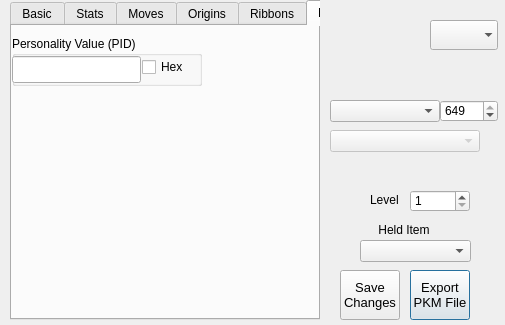
Qt form QT Projects/pkmviewer.ui (Annovae/PKMDS-G5) before a commit.
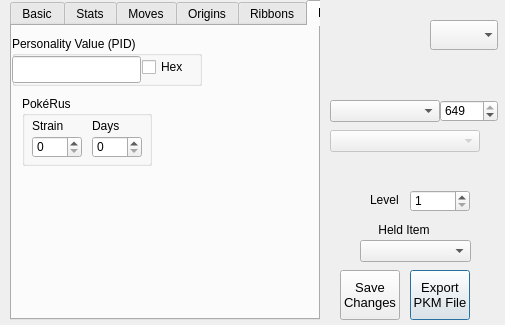
The same form after that commit. The open tabs and pages were chosen to show the change.

```diff
--- a/QT Projects/pkmviewer.ui
+++ b/QT Projects/pkmviewer.ui
@@ -2719,6 +2719,83 @@
       </property>
      </widget>
     </widget>
+    <widget class="QGroupBox" name="groupBox">
+     <property name="geometry">
+      <rect>
+       <x>10</x>
+       <y>70</y>
+       <width>130</width>
+       <height>70</height>
+      </rect>
+     </property>
+     <property name="title">
+      <string>PokéRus</string>
+     </property>
+     <widget class="QSpinBox" name="sbPKRSStrain">
+      <property name="geometry">
+       <rect>
+        <x>10</x>
+        <y>40</y>
+        <width>50</width>
+        <height>22</height>
+       </rect>
+      </property>
+      <property name="minimum">
+       <number>0</number>
+      </property>
+      <property name="maximum">
+       <number>15</number>
+      </property>
+      <property name="value">
+       <number>0</number>
+      </property>
+     </widget>
+     <widget class="QSpinBox" name="sbPKRSDays">
+      <property name="geometry">
+       <rect>
+        <x>70</x>
+        <y>40</y>
+        <width>50</width>
+        <height>22</height>
+       </rect>
+      </property>
+      <property name="minimum">
+       <number>0</number>
+      </property>
+      <property name="maximum">
+       <number>15</number>
+      </property>
+      <property name="value">
+       <number>0</number>
+      </property>
+     </widget>
+     <widget class="QLabel" name="lblPKRSStrain">
+      <property name="geometry">
+       <rect>
+        <x>10</x>
+        <y>20</y>
+        <width>50</width>
+        <height>20</height>
+       </rect>
+      </property>
+      <property name="text">
+       <string>Strain</string>
+      </property>
+     </widget>
+     <widget class="QLabel" name="lblPKRSDays">
+      <property name="geometry">
+       <rect>
+        <x>70</x>
+        <y>20</y>
+        <width>50</width>
+        <height>20</height>
+       </rect>
+      </property>
+      <property name="text">
+       <string>Days</string>
+      </property>
+     </widget>
+    </widget>
    </widget>
   </widget>
  </widget>
```
Left out of the diff: 12 changed lines with no effect on the pictures.
